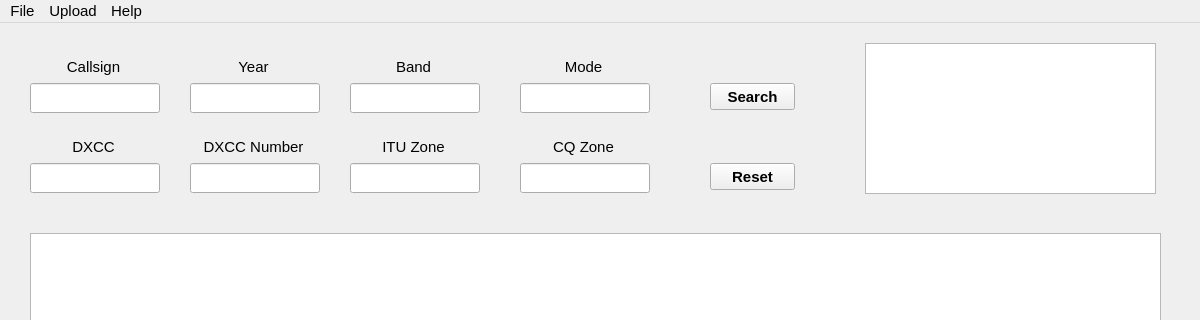
Old version of the form gui_data/frm_main_window.ui in the repository kowmang/Eqsl_Program; both pictures show x 0 to 1200 and y 0 to 320 of the 1200 by 800 pixel window.
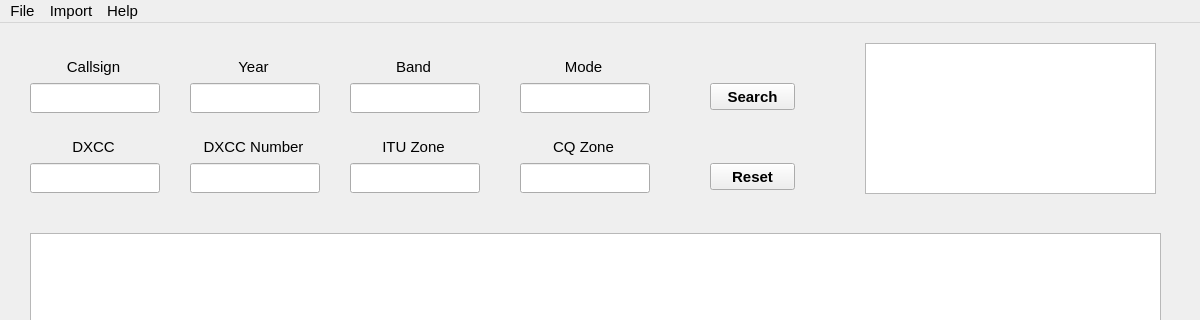
New version of the form.

The edit to the form file:
```diff
--- a/gui_data/frm_main_window.ui
+++ b/gui_data/frm_main_window.ui
@@ -445,7 +445,7 @@
    </widget>
    <widget class="QMenu" name="menuUpload">
     <property name="title">
-     <string>Upload</string>
+     <string>Import</string>
     </property>
     <addaction name="actionSingle_Card_Import"/>
     <addaction name="actionBulk_Card_Import"/>
```
